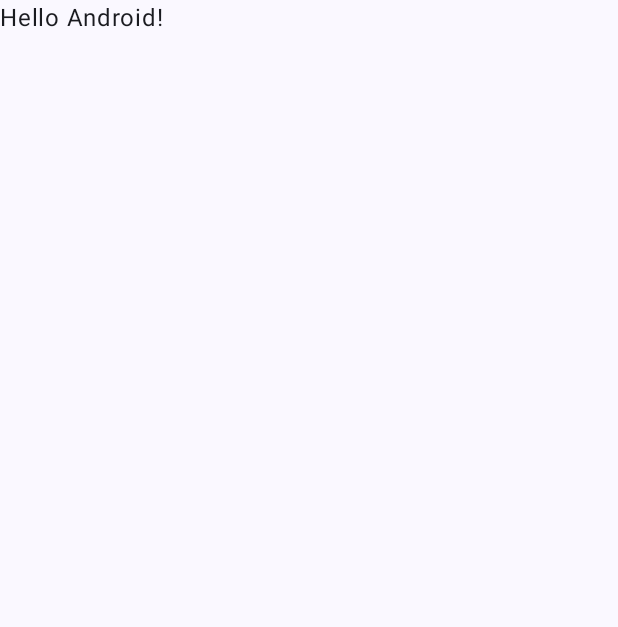
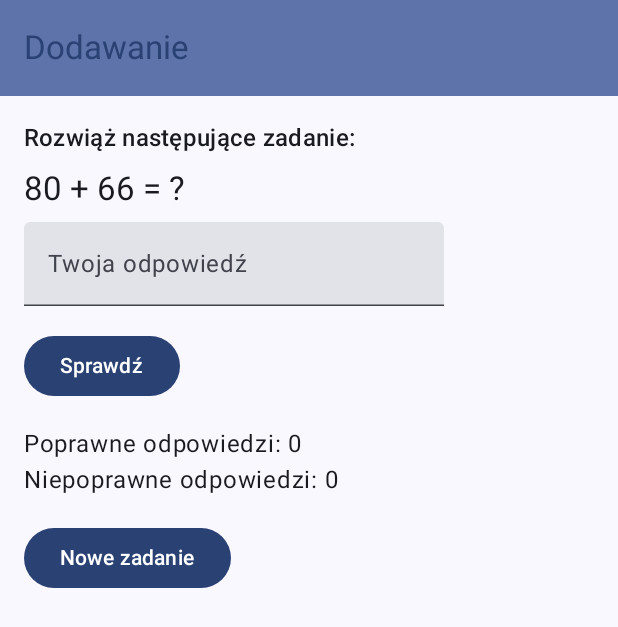
Before and after one commit to cytryna/MatZoo, an Android app built with Jetpack Compose: the screen it shows after launch (MainActivity), on a phone screen of 412 x 824 dp. Before the commit the part shown is almost empty. Shown: the top 627 px of the screen. Run offline under Robolectric (Android 15) with nearby library versions, the phone set to English and light mode, and no system bars.

Commit message:
Dodawanie

```diff
--- a/app/src/main/java/com/diligentia/matzoo/MainActivity.kt
+++ b/app/src/main/java/com/diligentia/matzoo/MainActivity.kt
@@ -1,47 +1,136 @@
 package com.diligentia.matzoo
 
+import android.media.MediaPlayer
 import android.os.Bundle
 import androidx.activity.ComponentActivity
 import androidx.activity.compose.setContent
-import androidx.activity.enableEdgeToEdge
-import androidx.compose.foundation.layout.fillMaxSize
-import androidx.compose.foundation.layout.padding
-import androidx.compose.material3.Scaffold
-import androidx.compose.material3.Text
-import androidx.compose.runtime.Composable
+import androidx.compose.foundation.layout.*
+import androidx.compose.material3.*
+import androidx.compose.runtime.*
 import androidx.compose.ui.Modifier
+import androidx.compose.ui.platform.LocalContext
 import androidx.compose.ui.tooling.preview.Preview
+import androidx.compose.ui.unit.dp
 import com.diligentia.matzoo.ui.theme.MatZooTheme
+import kotlin.random.Random
 
 class MainActivity : ComponentActivity() {
     override fun onCreate(savedInstanceState: Bundle?) {
         super.onCreate(savedInstanceState)
-        enableEdgeToEdge()
         setContent {
             MatZooTheme {
-                Scaffold(modifier = Modifier.fillMaxSize()) { innerPadding ->
-                    Greeting(
-                            name = "Android",
-                            modifier = Modifier.padding(innerPadding)
-                    )
-                }
+                MainScreen()
             }
         }
     }
 }
 
+@OptIn(ExperimentalMaterial3Api::class)
 @Composable
-fun Greeting(name: String, modifier: Modifier = Modifier) {
-    Text(
-            text = "Hello $name!",
-            modifier = modifier
+fun MainScreen() {
+    var question by remember { mutableStateOf(generateQuestion()) }
+    var answer by remember { mutableStateOf("") }
+    var feedback by remember { mutableStateOf("") }
+    var correctCount by remember { mutableStateOf(0) }
+    var incorrectCount by remember { mutableStateOf(0) }
+    var showDialog by remember { mutableStateOf(false) }
+    var isAnswerCorrect by remember { mutableStateOf(false) }
+
+    val context = LocalContext.current
+
+    Scaffold(
+        topBar = {
+            TopAppBar(
+                colors = TopAppBarDefaults.topAppBarColors(
+                    containerColor = MaterialTheme.colorScheme.primaryContainer,
+                    titleContentColor = MaterialTheme.colorScheme.primary,
+                ),
+                title = {
+                    Text("Dodawanie")
+                }
+            )
+        },
+        content = { innerPadding ->
+            Column(
+                modifier = Modifier
+                    .fillMaxSize()
+                    .padding(innerPadding)
+                    .padding(16.dp)
+            ) {
+                Text(
+                    text = "Rozwiąż następujące zadanie:",
+                    style = MaterialTheme.typography.titleMedium
+                )
+                Spacer(modifier = Modifier.height(8.dp))
+                Text(
+                    text = question.first,
+                    style = MaterialTheme.typography.titleLarge
+                )
+                Spacer(modifier = Modifier.height(8.dp))
+                TextField(
+                    value = answer,
+                    onValueChange = { answer = it },
+                    label = { Text("Twoja odpowiedź") }
+                )
+                Spacer(modifier = Modifier.height(16.dp))
+                Button(onClick = {
+                    val correctAnswer = question.second
+                    isAnswerCorrect = answer.toIntOrNull() == correctAnswer
+                    feedback = if (isAnswerCorrect) {
+                        correctCount++
+                        MediaPlayer.create(context, R.raw.correct).start()
+                        "Poprawnie!"
+                    } else {
+                        incorrectCount++
+                        MediaPlayer.create(context, R.raw.incorrect).start()
+                        "Niepoprawnie. Spróbuj ponownie!"
+                    }
+                    showDialog = true
+                }) {
+                    Text("Sprawdź")
+                }
+                Spacer(modifier = Modifier.height(16.dp))
+                Text("Poprawne odpowiedzi: $correctCount")
+                Text("Niepoprawne odpowiedzi: $incorrectCount")
+                Spacer(modifier = Modifier.height(16.dp))
+                Button(onClick = {
+                    question = generateQuestion()
+                    answer = ""
+                    feedback = ""
+                }) {
+                    Text("Nowe zadanie")
+                }
+
+                if (showDialog) {
+                    AlertDialog(
+                        onDismissRequest = { showDialog = false },
+                        confirmButton = {
+                            TextButton(onClick = { showDialog = false }) {
+                                Text("OK")
+                            }
+                        },
+                        text = {
+                            Text(feedback)
+                        }
+                    )
+                }
+            }
+        }
     )
+}
+
+fun generateQuestion(): Pair<String, Int> {
+    val num1 = Random.nextInt(1, 100)
+    val num2 = Random.nextInt(1, 100)
+    val questionText = "$num1 + $num2 = ?"
+    val correctAnswer = num1 + num2
+    return Pair(questionText, correctAnswer)
 }
 
 @Preview(showBackground = true)
 @Composable
-fun GreetingPreview() {
+fun MainScreenPreview() {
     MatZooTheme {
-        Greeting("Android")
+        MainScreen()
     }
 }
```
Also changed, not shown: 2 other files.
